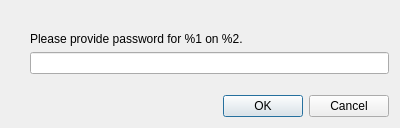
This is src/Gui/PasswordDialog.ui in jktjkt/trojita as Qt 5 draws it before an edit. The edited form follows.
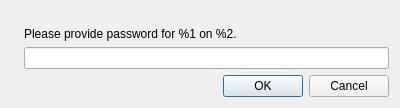
This is the edited form. Icons and pictures are not drawn. Custom widgets are drawn as their Qt base class.

Commit message:
Fixing password prompts in Trojita
This patch replaces old two dialog boxes with a single prompt one.
Huge thanks to Thomas Lübking for suggesting margin fix!

The edit to the form file:
```diff
--- a/src/Gui/PasswordDialog.ui
+++ b/src/Gui/PasswordDialog.ui
@@ -7,45 +7,29 @@
     <x>0</x>
     <y>0</y>
     <width>400</width>
-    <height>128</height>
+    <height>108</height>
    </rect>
   </property>
   <property name="windowTitle">
    <string>Authentication Required</string>
   </property>
   <layout class="QVBoxLayout" name="verticalLayout">
-   <item>
-    <spacer name="verticalSpacer">
-     <property name="orientation">
-      <enum>Qt::Vertical</enum>
-     </property>
-     <property name="sizeHint" stdset="0">
-      <size>
-       <width>20</width>
-       <height>40</height>
-      </size>
-     </property>
-    </spacer>
-   </item>
    <item>
     <layout class="QGridLayout" name="gridLayout">
-     <property name="horizontalSpacing">
-      <number>12</number>
+     <property name="margin">
+      <number>0</number>
      </property>
-     <property name="verticalSpacing">
-      <number>6</number>
-     </property>
-     <item row="1" column="1">
+     <item row="2" column="1">
+      <widget class="LineEdit" name="passwordLineEdit"/>
+     </item>
+     <item row="0" column="1" rowspan="2">
       <widget class="QLabel" name="descriptionLabel">
-       <property name="sizePolicy">
-        <sizepolicy hsizetype="Preferred" vsizetype="MinimumExpanding">
-         <horstretch>0</horstretch>
-         <verstretch>0</verstretch>
-        </sizepolicy>
-       </property>
        <property name="text">
         <string>&lt;p&gt;Please provide password for %1 on %2.&lt;/p&gt;</string>
        </property>
+       <property name="alignment">
+        <set>Qt::AlignBottom|Qt::AlignLeading|Qt::AlignLeft</set>
+       </property>
        <property name="wordWrap">
         <bool>true</bool>
        </property>
@@ -61,24 +45,8 @@
        </property>
       </widget>
      </item>
-     <item row="2" column="1">
-      <widget class="LineEdit" name="passwordLineEdit"/>
-     </item>
     </layout>
    </item>
-   <item>
-    <spacer name="verticalSpacer_2">
-     <property name="orientation">
-      <enum>Qt::Vertical</enum>
-     </property>
-     <property name="sizeHint" stdset="0">
-      <size>
-       <width>20</width>
-       <height>40</height>
-      </size>
-     </property>
-    </spacer>
-   </item>
    <item>
     <widget class="QDialogButtonBox" name="buttonBox">
      <property name="orientation">
```
The commit also changes 7 other files.
